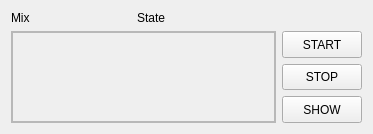
Old version of the form dlgmix.ui in the repository xieran1988/encoder.
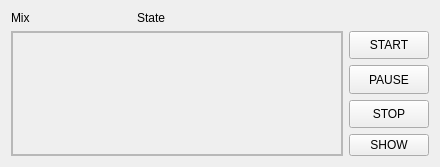
New version of the form.

```diff
--- a/dlgmix.ui
+++ b/dlgmix.ui
@@ -6,14 +6,14 @@
    <rect>
     <x>0</x>
     <y>0</y>
-    <width>373</width>
-    <height>134</height>
+    <width>440</width>
+    <height>167</height>
    </rect>
   </property>
   <property name="windowTitle">
    <string>Form</string>
   </property>
-  <layout class="QGridLayout" name="gridLayout" rowstretch="0,30,30,30">
+  <layout class="QGridLayout" name="gridLayout" rowstretch="0,30,30,30,0">
    <item row="0" column="0" colspan="2">
     <widget class="QFrame" name="frame_2">
      <property name="frameShape">
@@ -43,7 +43,7 @@
      </layout>
     </widget>
    </item>
-   <item row="1" column="0" rowspan="3">
+   <item row="1" column="0" rowspan="4">
     <widget class="QScrollArea" name="scrollArea">
      <property name="widgetResizable">
       <bool>true</bool>
@@ -53,8 +53,8 @@
        <rect>
         <x>0</x>
         <y>0</y>
-        <width>262</width>
-        <height>91</height>
+        <width>329</width>
+        <height>124</height>
        </rect>
       </property>
       <layout class="QVBoxLayout" name="verticalLayout">
@@ -96,7 +96,7 @@
      </property>
     </widget>
    </item>
-   <item row="2" column="1">
+   <item row="3" column="1">
     <widget class="QPushButton" name="pushButton_stop">
      <property name="sizePolicy">
       <sizepolicy hsizetype="Minimum" vsizetype="Minimum">
@@ -109,7 +109,7 @@
      </property>
     </widget>
    </item>
-   <item row="3" column="1">
+   <item row="4" column="1">
     <widget class="QPushButton" name="pushButton_show">
      <property name="sizePolicy">
       <sizepolicy hsizetype="Minimum" vsizetype="Minimum">
@@ -122,6 +122,19 @@
      </property>
     </widget>
    </item>
+   <item row="2" column="1">
+    <widget class="QPushButton" name="pushButton_pause">
+     <property name="sizePolicy">
+      <sizepolicy hsizetype="Minimum" vsizetype="Minimum">
+       <horstretch>0</horstretch>
+       <verstretch>0</verstretch>
+      </sizepolicy>
+     </property>
+     <property name="text">
+      <string>PAUSE</string>
+     </property>
+    </widget>
+   </item>
   </layout>
  </widget>
  <resources/>
```
